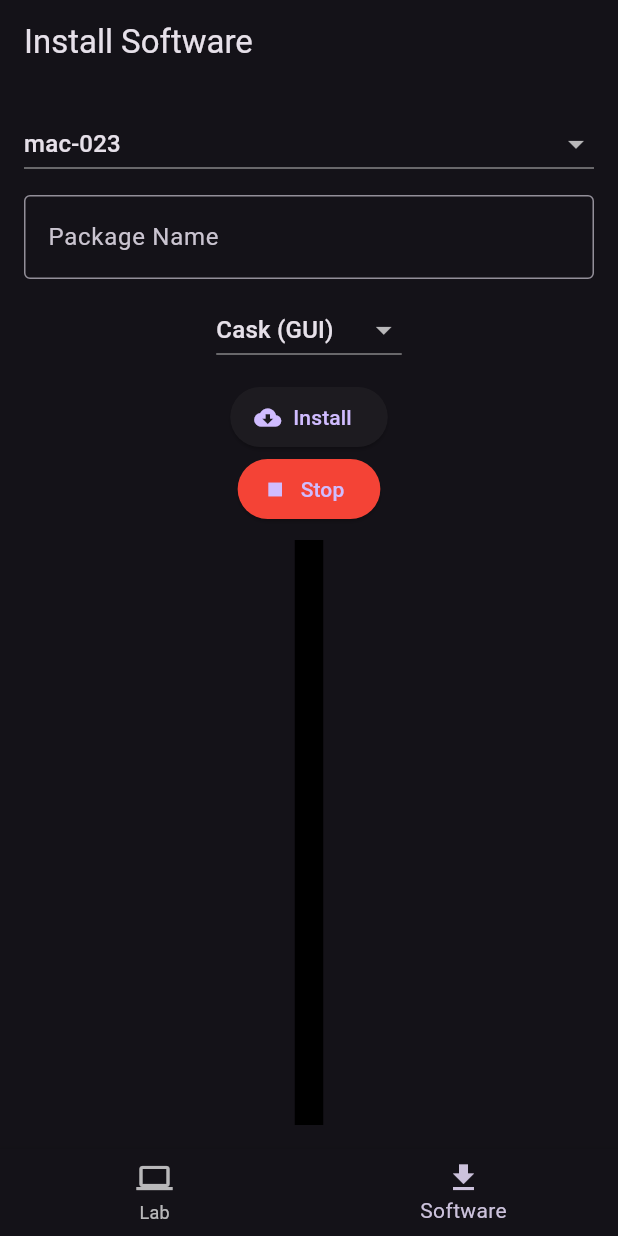
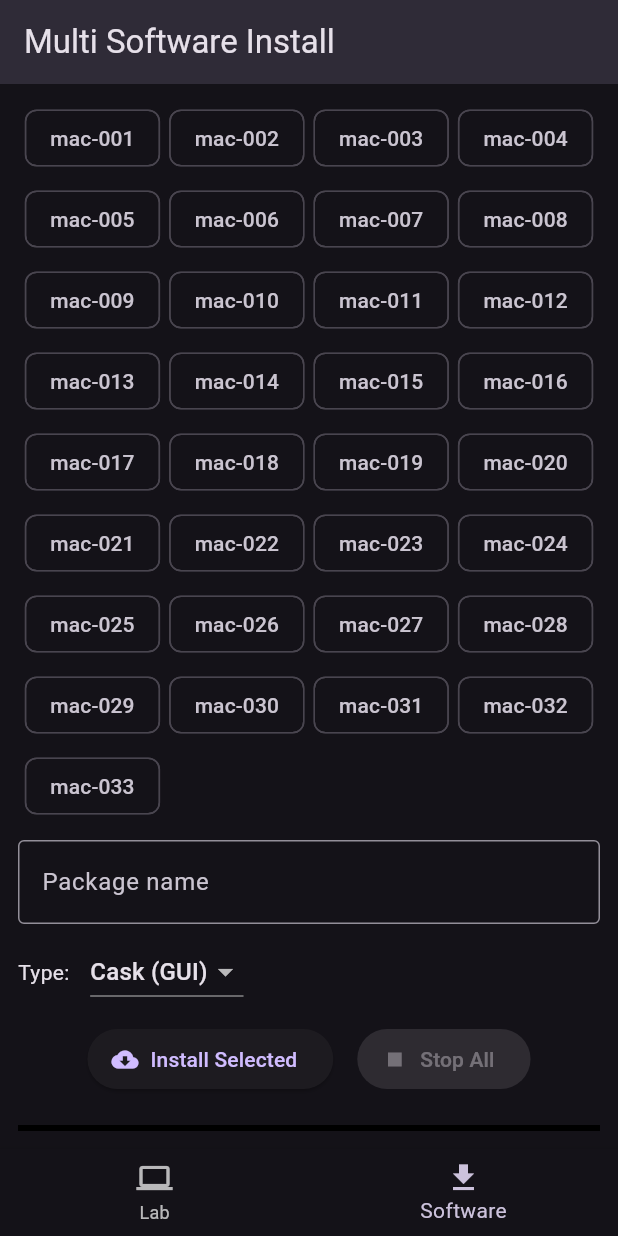
Before and after one commit to iampownkumar/mac-os-monitering, a Flutter app: the screen it shows after launch, item 2 of the bottom bar chosen, on a phone screen of 412 x 824 dp. Run offline on Flutter 3.47's test engine with Material 3 defaults, Android fonts, the phone set to English and light mode, and no system bars; network calls fail.

Commit message:
multi selection was added and proper time out and stop all button added lab dashborad is refactored to 6

```diff
--- a/project_mac_lab/lib/main.dart
+++ b/project_mac_lab/lib/main.dart
@@ -1,3 +1,4 @@
+import 'dart:async';
 import 'dart:convert';
 import 'package:flutter/material.dart';
 import 'package:http/http.dart' as http;
@@ -29,8 +30,7 @@ class HomePage extends StatefulWidget {
 
 class _HomePageState extends State<HomePage> {
   int index = 0;
-
-  final pages = const [DashboardPage(), SoftwarePage()];
+  final pages = const [DashboardPage(), MultiInstallPage()];
 
   @override
   Widget build(BuildContext context) {
@@ -85,36 +85,9 @@ class _DashboardPageState extends State<DashboardPage> {
       );
       final decoded = jsonDecode(res.body);
       final Map<String, dynamic> data = decoded["machines"];
-      setState(() {
-        status = data.map((k, v) => MapEntry(k, v == true));
-      });
+      setState(() => status = data.map((k, v) => MapEntry(k, v == true)));
     } catch (_) {}
     setState(() => loading = false);
-  }
-
-  Future<void> confirm(
-    String title,
-    String msg,
-    Future<void> Function() action,
-  ) async {
-    final ok = await showDialog<bool>(
-      context: context,
-      builder: (_) => AlertDialog(
-        title: Text(title),
-        content: Text(msg),
-        actions: [
-          TextButton(
-            onPressed: () => Navigator.pop(context, false),
-            child: const Text("Cancel"),
-          ),
-          TextButton(
-            onPressed: () => Navigator.pop(context, true),
-            child: const Text("OK"),
-          ),
-        ],
-      ),
-    );
-    if (ok == true) await action();
   }
 
   @override
@@ -123,7 +96,7 @@ class _DashboardPageState extends State<DashboardPage> {
       appBar: AppBar(
         title: const Text("Mac Lab Dashboard"),
         actions: [
-          IconButton(icon: const Icon(Icons.flash_on), onPressed: fetchStatus),
+          IconButton(icon: const Icon(Icons.refresh), onPressed: fetchStatus),
         ],
       ),
       body: Column(
@@ -133,9 +106,9 @@ class _DashboardPageState extends State<DashboardPage> {
             child: GridView.builder(
               padding: const EdgeInsets.all(10),
               gridDelegate: const SliverGridDelegateWithFixedCrossAxisCount(
-                crossAxisCount: 9,
-                crossAxisSpacing: 8,
-                mainAxisSpacing: 8,
+                crossAxisCount: 6,
+                crossAxisSpacing: 4,
+                mainAxisSpacing: 4,
               ),
               itemCount: machines.length,
               itemBuilder: (context, i) {
@@ -147,39 +120,16 @@ class _DashboardPageState extends State<DashboardPage> {
                     color: online ? Colors.green[700] : Colors.red[700],
                     borderRadius: BorderRadius.circular(8),
                   ),
-                  child: Center(child: Text(name)),
+                  child: Center(
+                    child: Text(
+                      name,
+                      style: const TextStyle(fontWeight: FontWeight.bold),
+                    ),
+                  ),
                 );
               },
             ),
           ),
-          Row(
-            mainAxisAlignment: MainAxisAlignment.spaceEvenly,
-            children: [
-              ElevatedButton.icon(
-                icon: const Icon(Icons.restart_alt),
-                label: const Text("Reboot ALL"),
-                onPressed: () => confirm(
-                  "Reboot Lab",
-                  "Reboot ALL Macs?",
-                  () => http.post(
-                    Uri.parse("http://admin-pc.local:8000/reboot-all"),
-                  ),
-                ),
-              ),
-              ElevatedButton.icon(
-                icon: const Icon(Icons.power_settings_new),
-                label: const Text("Shutdown ALL"),
-                onPressed: () => confirm(
-                  "Shutdown Lab",
-                  "Shutdown ALL Macs?",
-                  () => http.post(
-                    Uri.parse("http://admin-pc.local:8000/shutdown-all"),
-                  ),
-                ),
-              ),
-            ],
-          ),
-          const SizedBox(height: 12),
         ],
       ),
     );
@@ -187,127 +137,167 @@ class _DashboardPageState extends State<DashboardPage> {
 }
 
 /* =========================
-   SOFTWARE INSTALLER
+   MULTI INSTALLER
    ========================= */
 
-class SoftwarePage extends StatefulWidget {
-  const SoftwarePage({super.key});
+class MultiInstallPage extends StatefulWidget {
+  const MultiInstallPage({super.key});
 
   @override
-  State<SoftwarePage> createState() => _SoftwarePageState();
+  State<MultiInstallPage> createState() => _MultiInstallPageState();
 }
 
-class _SoftwarePageState extends State<SoftwarePage> {
+class _MultiInstallPageState extends State<MultiInstallPage> {
   final List<String> machines = List.generate(
     33,
     (i) => "mac-${(i + 1).toString().padLeft(3, '0')}",
   );
 
-  String selectedMac = "mac-023";
+  final Set<String> selected = {};
+  final Set<String> running = {};
+  final TextEditingController pkgController = TextEditingController();
   String type = "cask";
-  final TextEditingController appController = TextEditingController();
-  bool loading = false;
-  String output = "";
+  String terminal = "";
+  final Map<String, StreamSubscription> streams = {};
 
-  Future<void> install() async {
-    setState(() {
-      loading = true;
-      output = "";
-    });
+  void append(String text) {
+    setState(() => terminal += text);
+  }
 
-    final id = selectedMac.split("-")[1];
+  Future<void> startInstall() async {
+    if (selected.isEmpty || pkgController.text.trim().isEmpty) return;
+
+    setState(() => terminal = "");
+
+    for (final mac in selected) {
+      final id = mac.split("-")[1];
       final uri = Uri.parse(
-      "http://admin-pc.local:8000/brew/install/$id/stream?type=$type&name=${appController.text.trim()}",
+        "http://admin-pc.local:8000/brew/install/$id/stream"
+        "?type=$type&name=${pkgController.text.trim()}",
       );
 
-    final request = http.Request("GET", uri);
-    final response = await request.send();
+      running.add(mac);
+      setState(() {});
 
-    response.stream
+      final req = http.Request("GET", uri);
+      final res = await req.send();
+
+      final sub = res.stream
           .transform(utf8.decoder)
           .listen(
-          (chunk) {
-            setState(() {
-              output += chunk;
-            });
-          },
+            (line) => append(line),
             onDone: () {
-            setState(() => loading = false);
+              append("\n[$mac] Stream closed\n");
+              running.remove(mac);
+              setState(() {});
             },
             onError: (e) {
-            setState(() {
-              output += "\nERROR: $e\n";
-              loading = false;
-            });
+              append("\n[$mac] ERROR: $e\n");
+              running.remove(mac);
+              setState(() {});
             },
           );
+
+      streams[mac] = sub;
+    }
+  }
+
+  Future<void> stopAll() async {
+    for (final mac in running.toList()) {
+      final id = mac.split("-")[1];
+      await http.post(Uri.parse("http://admin-pc.local:8000/brew/stop/$id"));
+      streams[mac]?.cancel();
+    }
+
+    running.clear();
+    setState(() {});
   }
 
   @override
   Widget build(BuildContext context) {
     return Scaffold(
-      appBar: AppBar(title: const Text("Install Software")),
+      appBar: AppBar(title: const Text("Multi Software Install")),
       body: Padding(
-        padding: const EdgeInsets.all(16),
+        padding: const EdgeInsets.all(12),
         child: Column(
           children: [
-            DropdownButton<String>(
-              value: selectedMac,
-              isExpanded: true,
-              items: machines
-                  .map((m) => DropdownMenuItem(value: m, child: Text(m)))
-                  .toList(),
-              onChanged: (v) => setState(() => selectedMac = v!),
+            Wrap(
+              spacing: 6,
+              runSpacing: 6,
+              children: machines.map((m) {
+                final active = selected.contains(m);
+                return FilterChip(
+                  label: Text(m),
+                  selected: active,
+                  onSelected: (v) {
+                    setState(() {
+                      v ? selected.add(m) : selected.remove(m);
+                    });
+                  },
+                  selectedColor: Colors.blueAccent,
+                );
+              }).toList(),
             ),
-            const SizedBox(height: 10),
+            const SizedBox(height: 12),
+
             TextField(
-              controller: appController,
+              controller: pkgController,
               decoration: const InputDecoration(
-                labelText: "Package Name",
-                hintText: "firefox, iterm2, visual-studio-code",
+                labelText: "Package name",
+                hintText: "iterm2, firefox, htop, python",
                 border: OutlineInputBorder(),
               ),
             ),
-            const SizedBox(height: 10),
+            const SizedBox(height: 8),
+
+            Row(
+              children: [
+                const Text("Type: "),
+                const SizedBox(width: 10),
                 DropdownButton<String>(
                   value: type,
                   items: const [
                     DropdownMenuItem(value: "cask", child: Text("Cask (GUI)")),
-                DropdownMenuItem(
-                  value: "formula",
-                  child: Text("Formula (CLI)"),
-                ),
+                    DropdownMenuItem(value: "formula", child: Text("Formula")),
                   ],
                   onChanged: (v) => setState(() => type = v!),
                 ),
+              ],
+            ),
+
             const SizedBox(height: 10),
+
+            Row(
+              mainAxisAlignment: MainAxisAlignment.center,
+              children: [
                 ElevatedButton.icon(
                   icon: const Icon(Icons.cloud_download),
-              label: const Text("Install"),
-              onPressed: loading ? null : install,
+                  label: const Text("Install Selected"),
+                  onPressed: running.isNotEmpty ? null : startInstall,
                 ),
+                const SizedBox(width: 16),
                 ElevatedButton.icon(
                   icon: const Icon(Icons.stop),
-              label: const Text("Stop"),
+                  label: const Text("Stop All"),
                   style: ElevatedButton.styleFrom(backgroundColor: Colors.red),
-              onPressed: () async {
-                final id = selectedMac.split("-")[1];
-                await http.post(
-                  Uri.parse("http://admin-pc.local:8000/brew/stop/$id"),
-                );
-              },
+                  onPressed: running.isEmpty ? null : stopAll,
+                ),
+              ],
             ),
 
-            if (loading) const LinearProgressIndicator(),
+            const SizedBox(height: 10),
+            if (running.isNotEmpty) const LinearProgressIndicator(),
+
             const SizedBox(height: 10),
             Expanded(
               child: Container(
+                width: double.infinity,
                 color: Colors.black,
                 padding: const EdgeInsets.all(8),
                 child: SingleChildScrollView(
                   reverse: true,
                   child: SelectableText(
-                    output,
+                    terminal,
                     style: const TextStyle(
                       fontFamily: "monospace",
                       fontSize: 12,
```
Lines whose indentation alone changed are shown as unchanged.
